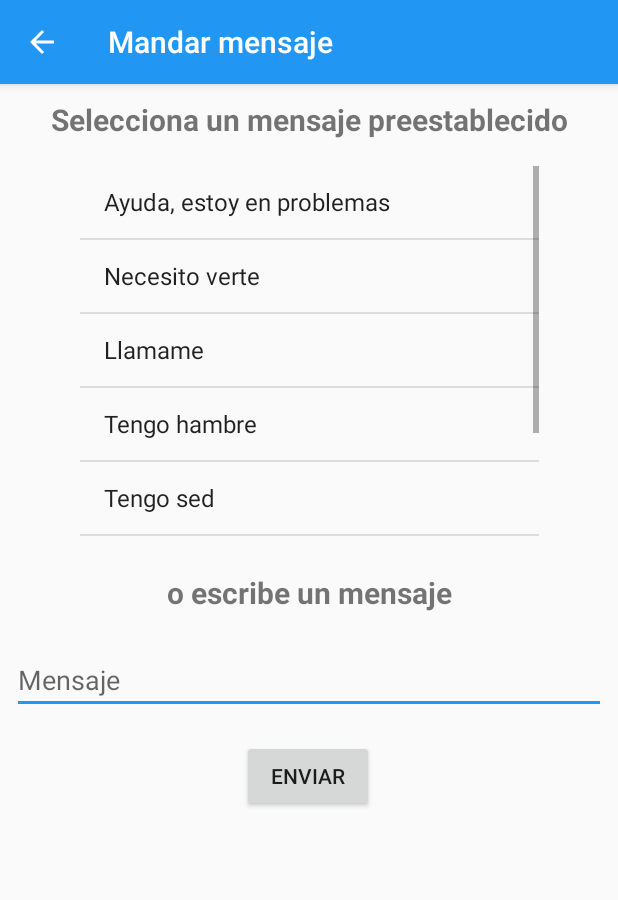
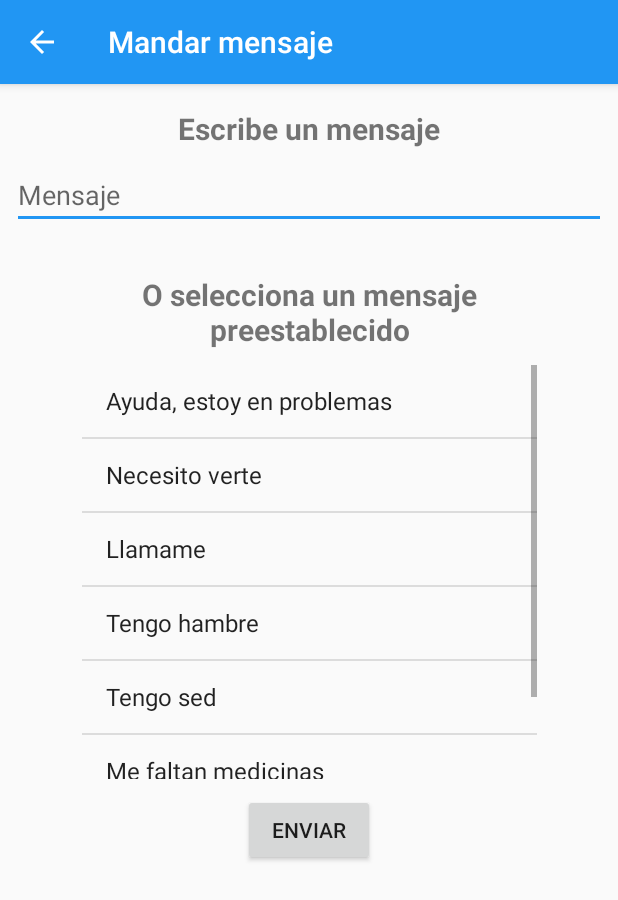
Before and after one commit to AleTarin/Red-Contactos-AM, an Android app: the MessageActivitiy screen opened directly, with no data from a screen before it, on a phone screen of 412 x 824 dp. Shown: the top 900 px of the screen. Run offline under Robolectric (Android 15) with nearby library versions, the phone set to English and light mode, and no system bars.

Commit message:
RELEASE FINAL - Corregidos permisos de mensajes

```diff
--- a/app/src/main/java/itesm/mx/red_contactos_am/MessageActivitiy.java
+++ b/app/src/main/java/itesm/mx/red_contactos_am/MessageActivitiy.java
@@ -23,14 +23,14 @@ import android.widget.Toast;
 
 import itesm.mx.red_contactos_am.Modelos.ContactoAdapterCelda;
 
-public class MessageActivitiy extends AppCompatActivity implements AdapterView.OnItemClickListener, View.OnClickListener {
+public class MessageActivitiy extends AppCompatActivity implements AdapterView.OnItemClickListener {
 
     ListView lv;
     String sMensaje, telefono;
     Button btnEnviar;
     EditText etMensaje;
 
-    private static final int MY_PERMISSIONS_REQUEST_SEND_SMS =0 ;
+    private static final int MY_PERMISSIONS_REQUEST_SEND_SMS = 5 ;
     private static final int PERMISSION_REQUEST_CODE = 1;
     @Override
     protected void onCreate(Bundle savedInstanceState) {
@@ -51,23 +51,23 @@ public class MessageActivitiy extends AppCompatActivity implements AdapterView.O
 
 
         lv.setOnItemClickListener(this);
-        btnEnviar.setOnClickListener(this);
+        btnEnviar.setOnClickListener(new View.OnClickListener(){
+            public void onClick(View view){
+                if (isAirplaneModeOn(getApplicationContext())){
+                    Toast.makeText(getApplicationContext(), "Mensaje no enviado, verifique su conexión.",
+                            Toast.LENGTH_LONG).show();
+                }else{
+                    sendSMSMessage();
+                }
+            }
+        });
+
     }
 
     @Override
     public void onItemClick(AdapterView<?> parent, View view, int position, long id) {
          sMensaje = (String)parent.getItemAtPosition(position);
          etMensaje.setText(sMensaje);
-    }
-
-    @Override
-    public void onClick(View v) {
-        if (isAirplaneModeOn(getApplicationContext())){
-            Toast.makeText(getApplicationContext(), "Mensaje no enviado, verifique su conexión.",
-                    Toast.LENGTH_LONG).show();
-        }else{
-            sendSMS();
-        }
     }
 
 
@@ -81,12 +81,13 @@ public class MessageActivitiy extends AppCompatActivity implements AdapterView.O
 
 
     protected void sendSMSMessage() {
+        sMensaje = etMensaje.getText().toString();
 
         if (ContextCompat.checkSelfPermission(this,
                 Manifest.permission.SEND_SMS)
                 != PackageManager.PERMISSION_GRANTED) {
-            if (ActivityCompat.shouldShowRequestPermissionRationale(this,
-                    Manifest.permission.SEND_SMS)) {
+            if (ActivityCompat.shouldShowRequestPermissionRationale(this, Manifest.permission.SEND_SMS)) {
+
             } else {
                 ActivityCompat.requestPermissions(this,
                         new String[]{Manifest.permission.SEND_SMS},
@@ -112,12 +113,10 @@ public class MessageActivitiy extends AppCompatActivity implements AdapterView.O
             case MY_PERMISSIONS_REQUEST_SEND_SMS: {
                 if (grantResults.length > 0 && grantResults[0] == PackageManager.PERMISSION_GRANTED) {
                     SmsManager smsManager = SmsManager.getDefault();
-                    smsManager.sendTextMessage(telefono, null, etMensaje.getText().toString(), null, null);
-                    Toast.makeText(getApplicationContext(), "SMS enviado",
-                            Toast.LENGTH_LONG).show();
+                    smsManager.sendTextMessage(telefono, null, sMensaje, null, null);
+                    Toast.makeText(getApplicationContext(), "SMS enviado", Toast.LENGTH_LONG).show();
                 } else {
-                    Toast.makeText(getApplicationContext(),
-                            "SMS no se envió", Toast.LENGTH_LONG).show();
+                    Toast.makeText(getApplicationContext(), "SMS no se envió", Toast.LENGTH_LONG).show();
                     return;
                 }
             }
--- a/app/src/main/res/layout/activity_message_activitiy.xml
+++ b/app/src/main/res/layout/activity_message_activitiy.xml
@@ -14,16 +14,15 @@
         android:text="@string/selecciona_un_mensaje_preestablecido"
         android:textSize="20dp"
         android:textStyle="bold"
-        android:layout_margin="10dp"
+        android:layout_margin="30dp"
         android:layout_marginRight="8dp"
         app:layout_constraintRight_toRightOf="parent"
         android:layout_marginLeft="8dp"
         app:layout_constraintLeft_toLeftOf="parent"
-        app:layout_constraintTop_toTopOf="parent"
-        android:layout_marginTop="186dp"
         android:layout_marginStart="8dp"
         android:layout_marginEnd="8dp"
-        app:layout_constraintHorizontal_bias="1.0" />
+        android:layout_marginTop="12dp"
+        app:layout_constraintTop_toBottomOf="@+id/editMensaje" />
 
     <Button
         android:id="@+id/btnEnviarMensaje"
@@ -31,12 +30,12 @@
         android:layout_height="wrap_content"
         android:layout_marginLeft="8dp"
         android:layout_marginRight="8dp"
-        android:layout_marginTop="17dp"
         android:text="Enviar"
-        app:layout_constraintHorizontal_bias="0.497"
+        android:layout_margin="10dp"
         app:layout_constraintLeft_toLeftOf="parent"
         app:layout_constraintRight_toRightOf="parent"
-        app:layout_constraintTop_toBottomOf="@+id/editMensaje" />
+        android:layout_marginTop="-8dp"
+        app:layout_constraintTop_toBottomOf="@+id/listView" />
 
     <EditText
         android:id="@+id/editMensaje"
@@ -46,44 +45,40 @@
         android:layout_marginLeft="8dp"
         android:layout_marginRight="8dp"
         android:layout_marginStart="8dp"
-        android:layout_marginTop="72dp"
         android:ems="10"
         android:hint="Mensaje"
         android:inputType="textMultiLine"
         android:maxLines="2"
-        app:layout_constraintHorizontal_bias="1.0"
+        app:layout_constraintHorizontal_bias="0.0"
         app:layout_constraintLeft_toLeftOf="parent"
         app:layout_constraintRight_toRightOf="parent"
-        app:layout_constraintTop_toBottomOf="@+id/listView" />
+        android:layout_marginTop="8dp"
+        app:layout_constraintTop_toBottomOf="@+id/textView5" />
 
     <TextView
         android:id="@+id/textView5"
         android:layout_width="wrap_content"
         android:layout_height="wrap_content"
-        android:layout_marginBottom="8dp"
         android:layout_marginLeft="8dp"
         android:layout_marginRight="8dp"
-        android:layout_marginTop="8dp"
         android:text="@string/o_escribe_un_mensaje"
         android:textSize="20dp"
         android:textStyle="bold"
-        app:layout_constraintBottom_toTopOf="@+id/editMensaje"
         app:layout_constraintLeft_toLeftOf="parent"
         app:layout_constraintRight_toRightOf="parent"
-        app:layout_constraintTop_toBottomOf="@+id/listView" />
+        app:layout_constraintTop_toTopOf="parent"
+        android:layout_marginTop="16dp" />
 
     <ListView
         android:id="@+id/listView"
-        android:layout_width="306dp"
-        android:layout_height="248dp"
-        android:layout_marginEnd="8dp"
-
-        android:layout_marginLeft="8dp"
-        android:layout_marginRight="8dp"
-        android:layout_marginTop="17dp"
+        android:layout_width="303dp"
+        android:layout_height="276dp"
+        android:layout_margin="10dp"
         android:clickable="true"
         android:entries="@array/array_mensajes"
+        app:layout_constraintHorizontal_bias="0.506"
         app:layout_constraintLeft_toLeftOf="parent"
         app:layout_constraintRight_toRightOf="parent"
+        android:layout_marginTop="12dp"
         app:layout_constraintTop_toBottomOf="@+id/textView" />
 </android.support.constraint.ConstraintLayout>
--- a/app/src/main/res/values/strings.xml
+++ b/app/src/main/res/values/strings.xml
@@ -36,8 +36,8 @@
         procure que sea un teléfono que pueda ser contestado en caso de emergencias.</string>
     <string name="informaci_n_del_administrador">Información del administrador</string>
     <string name="telefono_del_administrador">Teléfono del administrador</string>
-    <string name="selecciona_un_mensaje_preestablecido">Selecciona un mensaje preestablecido</string>
-    <string name="o_escribe_un_mensaje">o escribe un mensaje</string>
+    <string name="selecciona_un_mensaje_preestablecido">O selecciona un mensaje preestablecido</string>
+    <string name="o_escribe_un_mensaje">Escribe un mensaje</string>
     <string name="indicaciones_b_sicas">Indicaciones básicas</string>
 
     <string name="title_activity_information">Información de la app</string>
```
